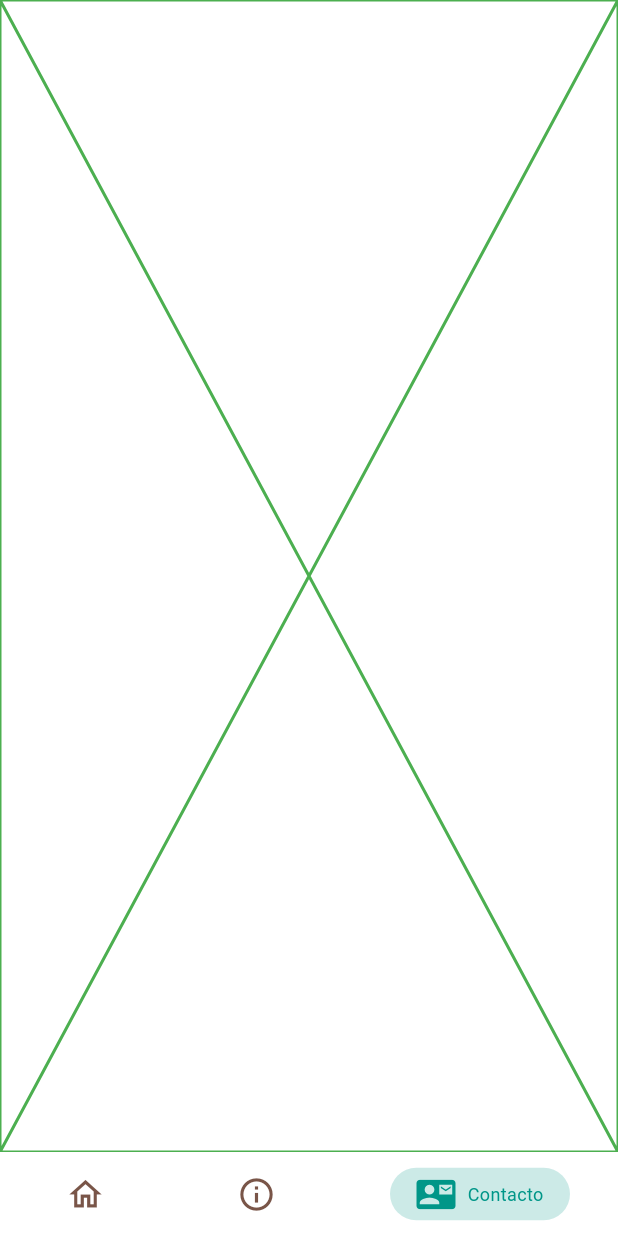
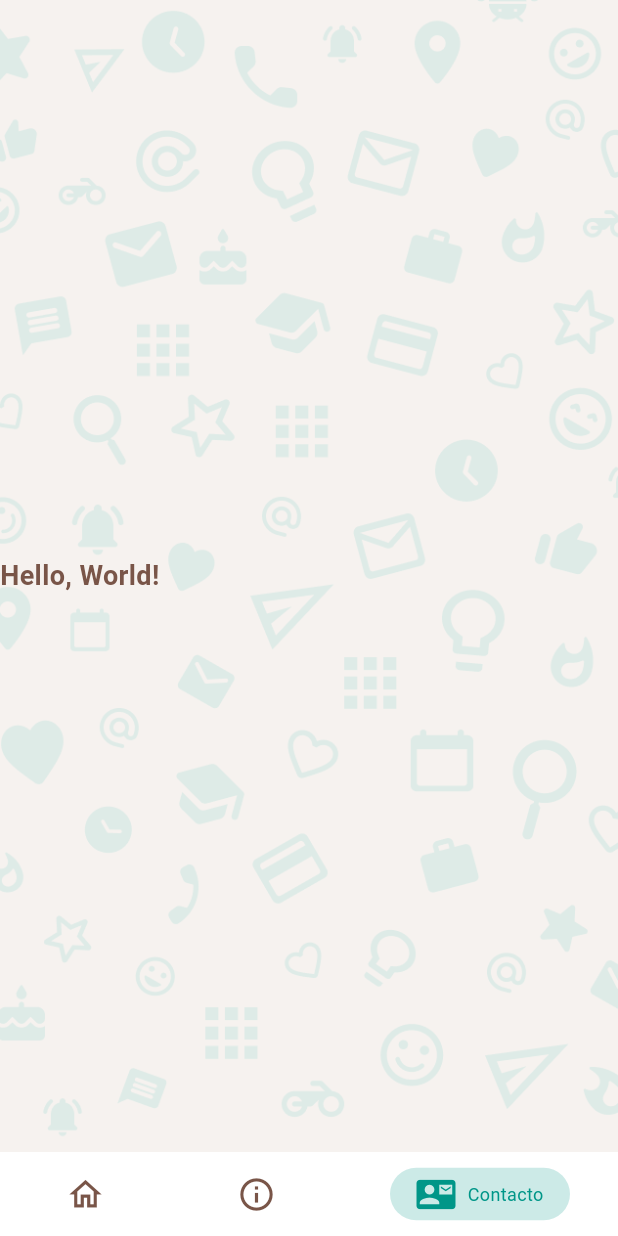
Before and after one commit to thegera4/flutter_cool_morning, a Flutter app: the screen it shows after launch, item 3 of the bottom bar chosen, on a phone screen of 412 x 824 dp. Run offline on Flutter 3.47's test engine with Material 3 defaults, Android fonts, the phone set to English and light mode, and no system bars; drawn by our look-alikes of persistent_bottom_nav_bar_v2; Roboto replaces fonts that are missing (fonts/gotham_ultra.otf); project files that could hold a hidden picture were left out.

Commit message:
update: added background images to catalogs and contact screens

```diff
--- a/lib/screens/contact/contact_screen.dart
+++ b/lib/screens/contact/contact_screen.dart
@@ -1,10 +1,32 @@
 import 'package:flutter/material.dart';
+
+import '../../utils/constants.dart';
 
 class ContactScreen extends StatelessWidget {
   const ContactScreen({super.key});
 
   @override
   Widget build(BuildContext context) {
-    return const Placeholder(color: Colors.green,);
+    return Stack(
+      children: <Widget>[
+        // The BoxDecoration is used here only for styling purposes
+        Container(
+          decoration: const BoxDecoration(
+            image: DecorationImage(
+              image: AssetImage(kContactBackgroundImg), // replace with your image
+              fit: BoxFit.cover,
+            ),
+          ),
+        ),
+        // Here's your column of content
+        const Column(
+          mainAxisAlignment: MainAxisAlignment.center,
+          children: <Widget>[
+            Text('Hello, World!',),
+            // Add more widgets to the column as needed
+          ],
+        ),
+      ],
+    );
   }
 }
--- a/lib/utils/constants.dart
+++ b/lib/utils/constants.dart
@@ -6,6 +6,8 @@ const kContact = 'Contacto';
 
 // Images
 const kHomeImage = 'images/home_screen_img.png';
+const kCatalogsBackgroundImg = 'images/logo1.png';
+const kContactBackgroundImg = 'images/contact_background.png';
 
 // Fonts
 const kGotham = 'fonts/gotham_ultra.otf';
```
Also changed, not shown: lib/screens/catalogs/catalogs_screen.dart (+26 -1 lines).
